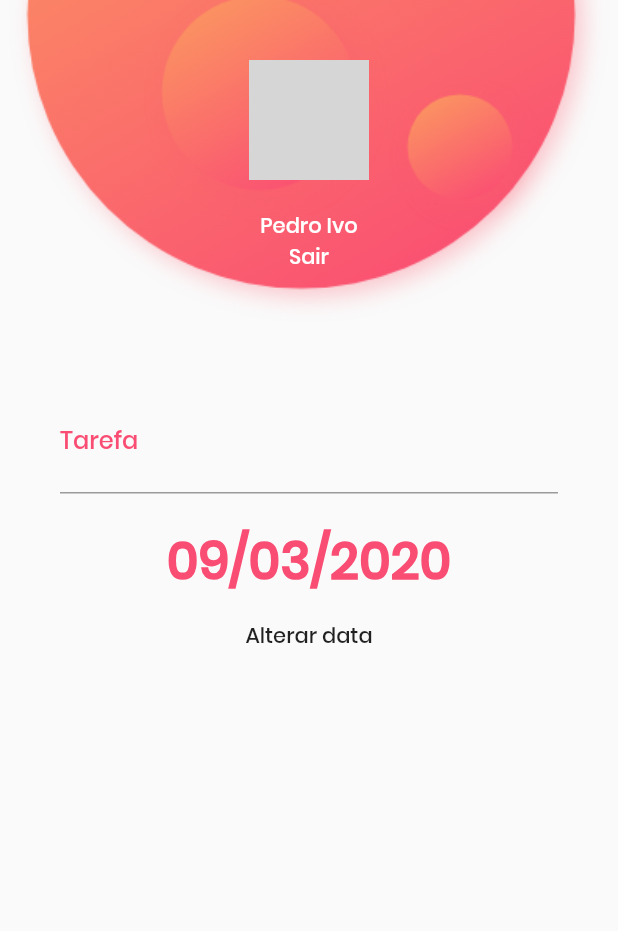
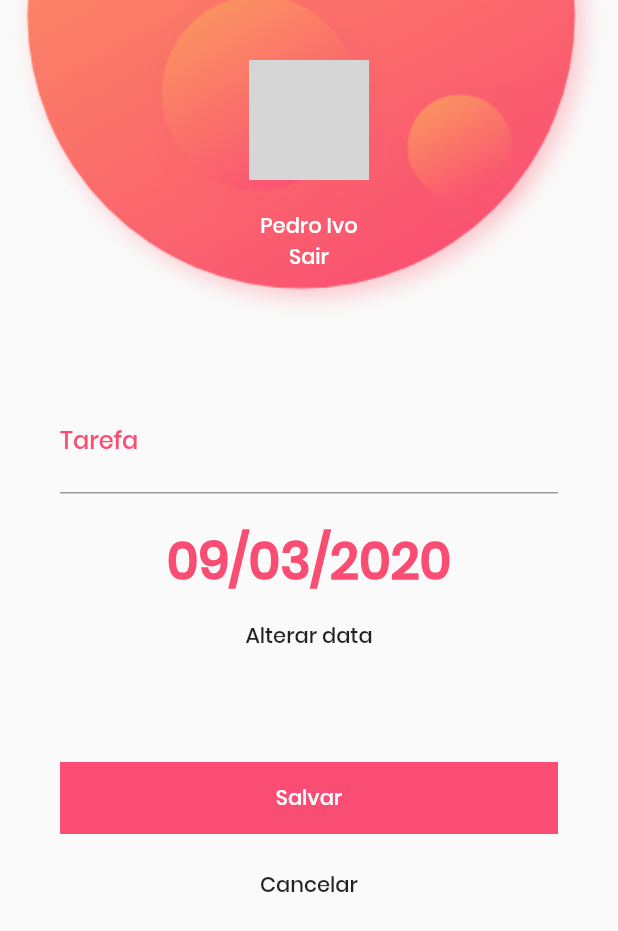
Before and after one commit to pedrosales/flutter-todo-app, a Flutter app: the screen it shows after launch, on a phone screen of 412 x 824 dp. Shown: the top 931 px of the screen. Run offline on Flutter 3.47's test engine with Material 2 defaults, Android fonts, the phone set to English and light mode, and no system bars; network calls fail; grey boxes are pictures that could not be loaded.

Commit message:
prototipo nova tarefa

```diff
--- a/lib/views/create-todo.view.dart
+++ b/lib/views/create-todo.view.dart
@@ -1,4 +1,5 @@
 import 'package:flutter/material.dart';
+import 'package:todos/components/button.widget.dart';
 import 'package:todos/widgets/user-card.widget.dart';
 
 class CreateTodoView extends StatelessWidget {
@@ -59,6 +60,17 @@ class CreateTodoView extends StatelessWidget {
                 top: 20,
                 bottom: 10,
               ),
+              child: TDButton(
+                text: "Salvar",
+                width: double.infinity,
+                callback: () {},
+              ),
+            ),
+            FlatButton(
+              child: Text(
+                "Cancelar",
+              ),
+              onPressed: () {},
             ),
           ],
         ),
```
